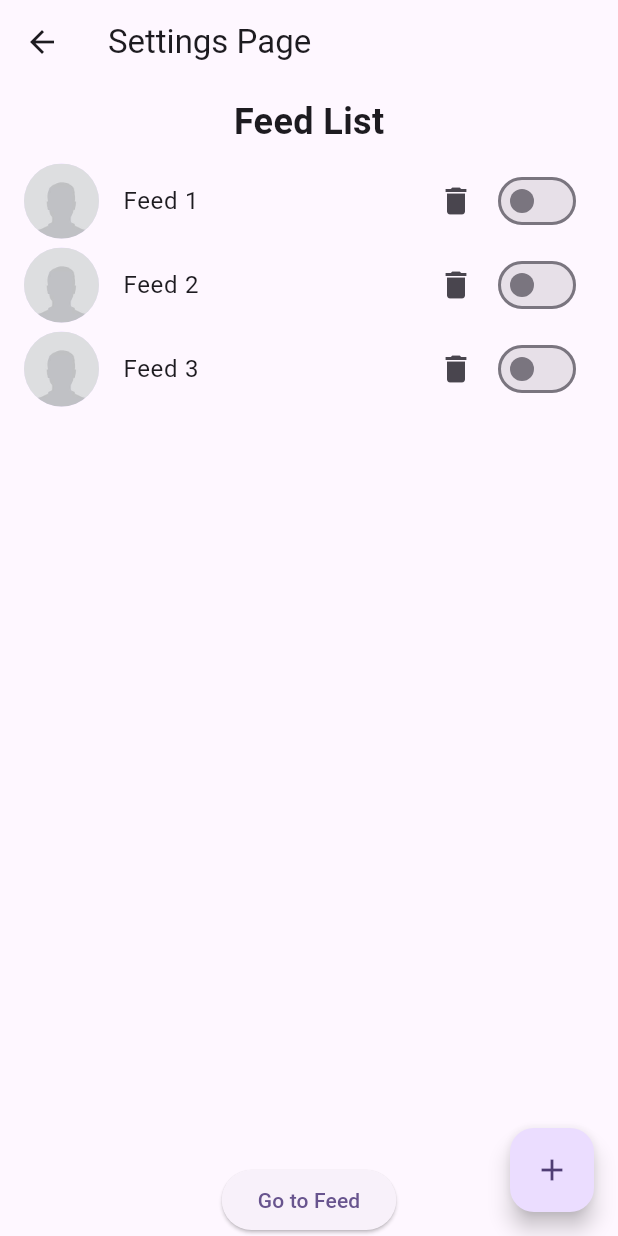
After one commit to adams1mon/flutter_readerss, a Flutter app: the SettingsPage screen opened by its route, on a phone screen of 412 x 824 dp. The commit adds this screen. Run offline on Flutter 3.47's test engine with Material 2 defaults, Android fonts, the phone set to English and light mode, and no system bars.

Commit message:
Settings page

```diff
--- a/lib/pages/feed_page.dart
+++ b/lib/pages/feed_page.dart
@@ -16,6 +16,7 @@ class FeedPage extends StatelessWidget {
         userAvatar: UserAvatar(
           image: Image.asset("assets/avatar.jpg"),
         ),
+        context: context,
       ),
       backgroundColor: colors(context).background,
       body: const MainContainer(),
--- a/lib/pages/login_page.dart
+++ b/lib/pages/login_page.dart
@@ -97,9 +97,7 @@ class LoginFormState extends State<LoginForm> {
   }
 
   onGuestLoginPressed() {
-    ScaffoldMessenger.of(context).showSnackBar(
-      const SnackBar(content: Text('Guest Data')),
-    );
+    Navigator.pushReplacementNamed(context, '/guestfeed');
   }
 
   @override
--- /dev/null
+++ b/lib/pages/settings_page.dart
@@ -0,0 +1,135 @@
+import 'package:flutter/material.dart';
+import 'package:flutter_readrss/components/avatars.dart';
+
+class SettingsPage extends StatefulWidget {
+  const SettingsPage({super.key});
+
+  @override
+  State<StatefulWidget> createState() {
+    return _SettingsPageState();
+  }
+}
+
+class _SettingsPageState extends State<SettingsPage> {
+  List<String> itemList = ['Feed 1', 'Feed 2', 'Feed 3'];
+  Map<String, bool> itemStates = {
+    'Feed 1': false,
+    'Feed 2': false,
+    'Feed 3': false
+  };
+  final TextEditingController _newItemController = TextEditingController();
+
+  void _toggleItemState(String item) {
+    setState(() {
+      itemStates[item] = !itemStates[item]!;
+    });
+  }
+
+  void _addItemToList() {
+    String newItem = _newItemController.text;
+    setState(() {
+      itemList.add(newItem);
+      itemStates[newItem] = false;
+      _newItemController.clear();
+    });
+  }
+
+  void _removeItem(int index) {
+    setState(() {
+      itemList.removeAt(index);
+    });
+  }
+
+  void _navigateToGuestFeed(BuildContext context) {
+    Navigator.pushReplacementNamed(context, '/guestfeed');
+  }
+
+  @override
+  Widget build(BuildContext context) {
+    return Scaffold(
+      appBar: AppBar(
+        title: const Text('Settings Page'),
+      ),
+      body: Column(
+        children: <Widget>[
+          const Padding(
+            padding: EdgeInsets.all(8.0),
+            child: Text(
+              'Feed List',
+              style: TextStyle(fontSize: 24, fontWeight: FontWeight.bold),
+            ),
+          ),
+          Expanded(
+            child: ListView.builder(
+              itemCount: itemList.length,
+              itemBuilder: (context, index) {
+                String item = itemList[index];
+                return ListTile(
+                    leading:
+                        FeedAvatar(image: Image.asset("assets/avatar.jpg")),
+                    title: Text(item),
+                    trailing: Row(
+                      mainAxisSize: MainAxisSize.min,
+                      children: <Widget>[
+                        IconButton(
+                          icon: const Icon(Icons.delete),
+                          onPressed: () {
+                            _removeItem(index);
+                          },
+                        ),
+                        Switch(
+                          value: itemStates[item]!,
+                          onChanged: (value) {
+                            _toggleItemState(item);
+                          },
+                        ),
+                      ],
+                    ));
+              },
+            ),
+          ),
+          const SizedBox(height: 20.0),
+          ElevatedButton(
+            onPressed: () {
+              _navigateToGuestFeed(context);
+            },
+            child: const Text('Go to Feed'),
+          ),
+        ],
+      ),
+      floatingActionButton: FloatingActionButton(
+        onPressed: () {
+          showDialog(
+            context: context,
+            builder: (BuildContext context) {
+              return AlertDialog(
+                title: const Text('Add New Item'),
+                content: TextField(
+                  controller: _newItemController,
+                  decoration:
+                      const InputDecoration(hintText: 'Enter item name'),
+                ),
+                actions: <Widget>[
+                  TextButton(
+                    child: const Text('Cancel'),
+                    onPressed: () {
+                      Navigator.of(context).pop();
+                    },
+                  ),
+                  TextButton(
+                    child: const Text('Add'),
+                    onPressed: () {
+                      _addItemToList();
+                      Navigator.of(context).pop();
+                    },
+                  ),
+                ],
+              );
+            },
+          );
+        },
+        child: const Icon(Icons.add),
+      ),
+    );
+  }
+}
```
Also changed, not shown: lib/components/app_bar.dart (+7 -3 lines), lib/main.dart (+10 -5 lines).
